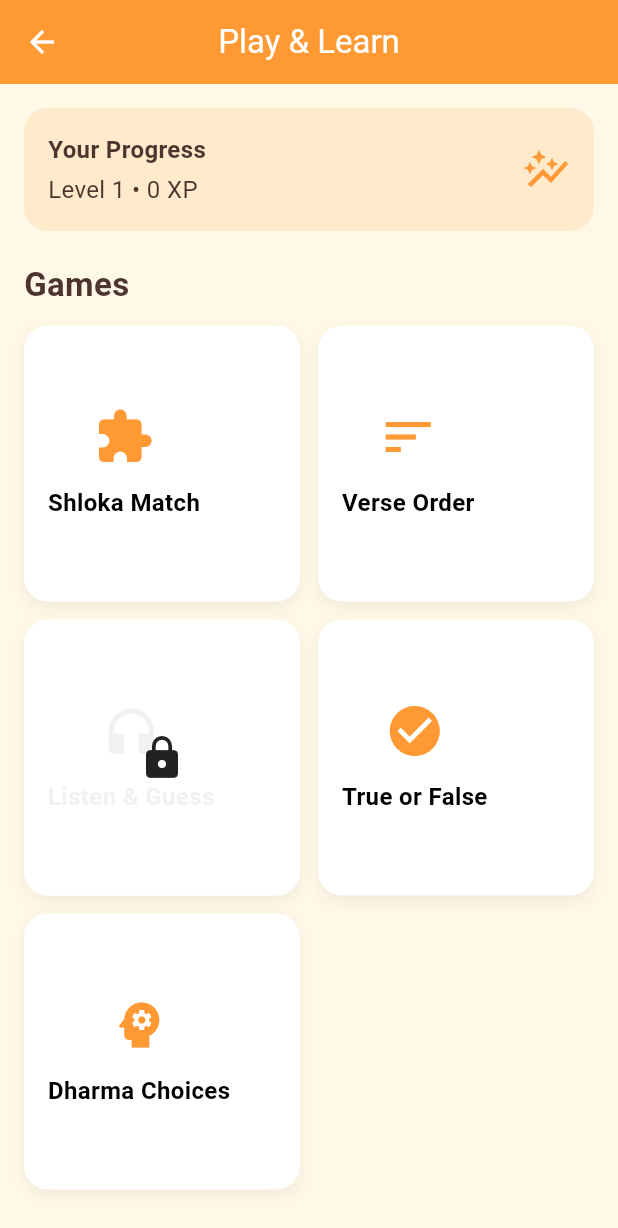
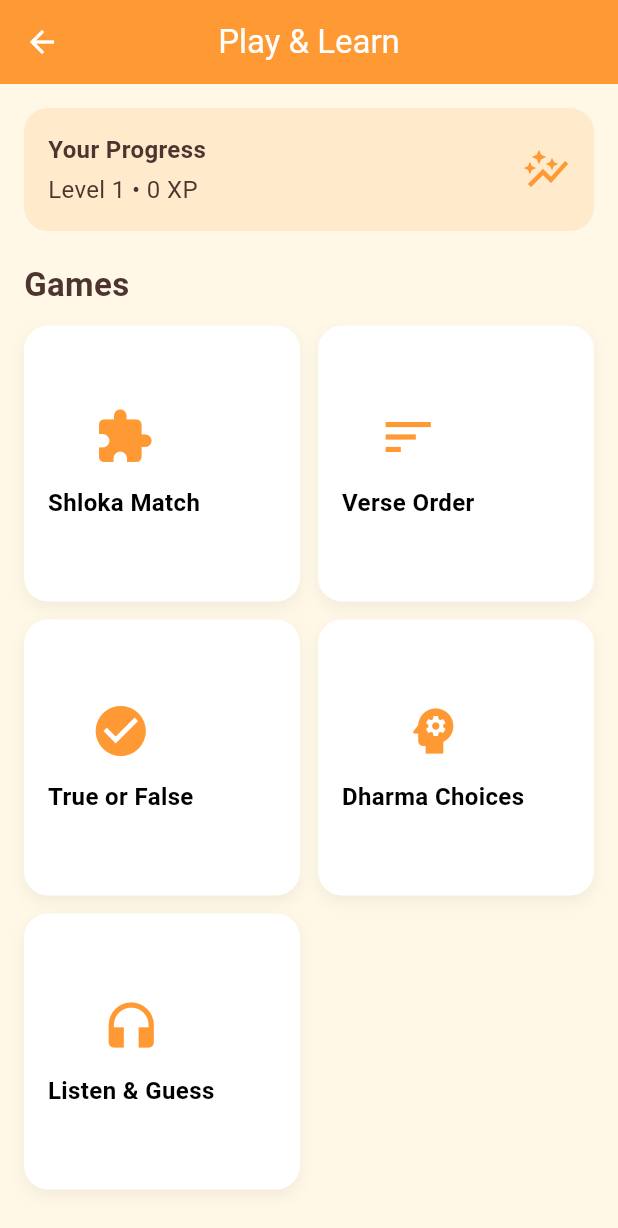
Before and after one commit to Tanvesh18/LearnGeeta, a Flutter app: the screen it shows once a user with an empty profile is signed in, after a tap on "Play Today’s Game", on a phone screen of 412 x 824 dp. Shown: the top 1228 px of the screen. Run offline on Flutter 3.47's test engine with Material 3 defaults, Android fonts, the phone set to English and light mode, and no system bars; our stand-ins replace confetti, flutter_dotenv, flutter_tts, google_fonts, shared_preferences, supabase_flutter; accounts and stored records are empty; network calls fail.

Commit message:
minor changes

```diff
--- a/lib/features/home/home_screen.dart
+++ b/lib/features/home/home_screen.dart
@@ -196,7 +196,6 @@ class _GreetingSectionState extends State<_GreetingSection>
   void initState() {
     super.initState();
 
-    // 🔥 Fire animation
     _fireController = AnimationController(
       vsync: this,
       duration: const Duration(milliseconds: 900),
@@ -206,7 +205,6 @@ class _GreetingSectionState extends State<_GreetingSection>
       CurvedAnimation(parent: _fireController, curve: Curves.easeInOut),
     );
 
-    // 🌸 Flower animation
     _flowerController = AnimationController(
       vsync: this,
       duration: const Duration(seconds: 3),
@@ -231,6 +229,7 @@ class _GreetingSectionState extends State<_GreetingSection>
   @override
   Widget build(BuildContext context) {
     final hour = DateTime.now().hour;
+
     final baseGreeting = hour < 12
         ? 'Good Morning'
         : (hour < 17 ? 'Good Afternoon' : 'Good Evening');
@@ -240,25 +239,29 @@ class _GreetingSectionState extends State<_GreetingSection>
         ? widget.name!.trim().split(' ').first
         : '';
 
-    final greetingText = displayName.isEmpty
-        ? baseGreeting
-        : '$baseGreeting $displayName';
+    final greetingText =
+    displayName.isEmpty ? baseGreeting : '$baseGreeting $displayName';
 
     final isHighStreak = widget.streak >= 7;
 
     return Row(
-      mainAxisAlignment: MainAxisAlignment.spaceBetween,
+      crossAxisAlignment: CrossAxisAlignment.start,
       children: [
-        Column(
+        Expanded(
+          child: Column(
             crossAxisAlignment: CrossAxisAlignment.start,
             children: [
               Row(
                 children: [
-                Text(
+                  Expanded(
+                    child: Text(
                       greetingText,
                       style: const TextStyle(
                         fontSize: 22,
                         fontWeight: FontWeight.bold,
+                      ),
+                      maxLines: 1,
+                      overflow: TextOverflow.ellipsis,
                     ),
                   ),
                   const SizedBox(width: 6),
@@ -286,14 +289,18 @@ class _GreetingSectionState extends State<_GreetingSection>
               ),
             ],
           ),
+        ),
+
+        const SizedBox(width: 10),
+
         Container(
-          padding:
-              const EdgeInsets.symmetric(horizontal: 12, vertical: 8),
+          padding: const EdgeInsets.symmetric(horizontal: 12, vertical: 8),
           decoration: BoxDecoration(
             color: AppColors.saffron.withOpacity(0.15),
             borderRadius: BorderRadius.circular(20),
           ),
           child: Row(
+            mainAxisSize: MainAxisSize.min,
             children: [
               ScaleTransition(
                 scale: _fireScale,
@@ -329,7 +336,6 @@ class _GreetingSectionState extends State<_GreetingSection>
     );
   }
 }
-
 class _JourneySection extends StatelessWidget {
   final int level;
   final int xp;
--- a/lib/features/play/play_screen.dart
+++ b/lib/features/play/play_screen.dart
@@ -72,9 +72,9 @@ class _GamesGrid extends StatelessWidget {
     final games = [
       _GameData('Shloka Match', Icons.extension, true),
       _GameData('Verse Order', Icons.sort, true),
-      _GameData('Listen & Guess', Icons.headphones, false),
       _GameData('True or False', Icons.check_circle, true),
       _GameData('Dharma Choices', Icons.psychology, true),
+      _GameData('Listen & Guess', Icons.headphones, true),
     ];
 
     return GridView.builder(
--- a/lib/main.dart
+++ b/lib/main.dart
@@ -1,7 +1,6 @@
 import 'package:flutter/material.dart';
 import 'package:supabase_flutter/supabase_flutter.dart';
 import 'package:flutter_dotenv/flutter_dotenv.dart';
-
 import 'core/theme/app_theme.dart';
 import 'auth/auth_gate.dart';
 
```
Also changed, not shown: lib/features/games/dharma_choices/models/dharma_model.dart (+9 -9 lines). Lines whose indentation alone changed are shown as unchanged.
